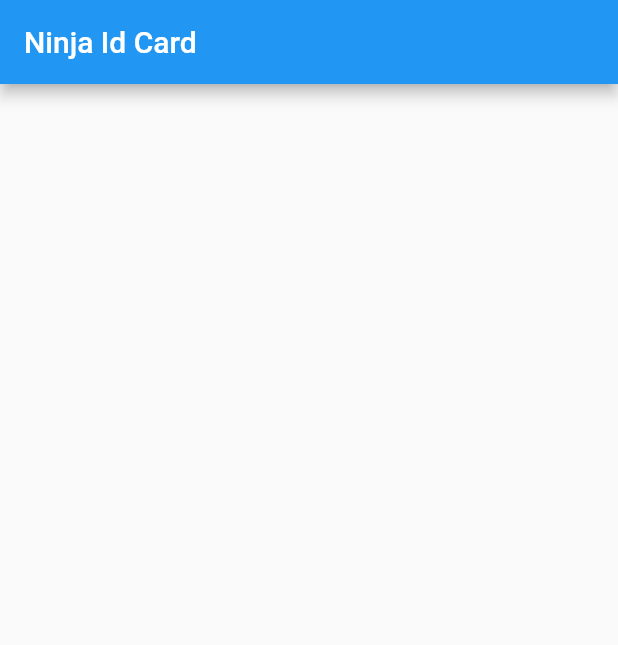
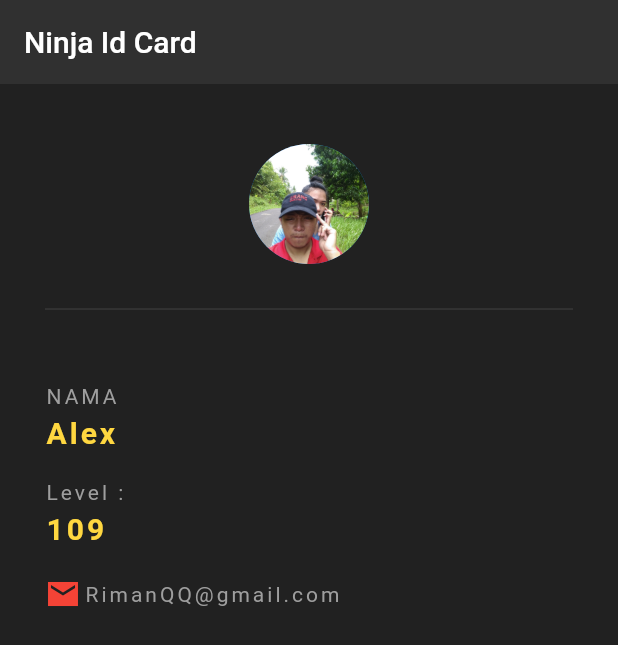
Before and after one commit to alexmystogan/ninjaflutter, a Flutter app: the screen it shows after launch, on a phone screen of 412 x 824 dp. Shown: the top 645 px of the screen. Run offline on Flutter 3.47's test engine with Material 2 defaults, Android fonts, the phone set to English and light mode, and no system bars.

Commit message:
Tampilan Avatar Ninja Dan Profil Level

```diff
--- a/lib/main.dart
+++ b/lib/main.dart
@@ -10,9 +10,89 @@ class NinjaCard extends StatelessWidget {
   @override
   Widget build(BuildContext context) {
     return Scaffold(
+      backgroundColor: Colors.grey[900],
       appBar: AppBar(
         title: Text('Ninja Id Card'),
+        backgroundColor: Colors.grey[850],
+        elevation:0.0,
       ),
+      body: Padding(
+        padding: EdgeInsets.fromLTRB(30.0, 40.0, 30.0, 0.0),
+        child: Column(
+          crossAxisAlignment: CrossAxisAlignment.start,
+          children:<Widget>[
+            Center(
+              child: CircleAvatar(
+          backgroundImage: AssetImage('assets/2.jpg'),
+                radius:40.0,
+
+              ),
+            ),
+            Divider(
+              height: 60.0,
+              color: Colors.grey[800],
+            ),
+            SizedBox(height:20.0),
+            Text(
+              'NAMA',
+            style: TextStyle(
+              color: Colors.grey,
+              letterSpacing: 2.0,
+            ),
+            ),
+           SizedBox(height:5.0),
+
+            Text(
+              'Alex',
+              style: TextStyle(
+                color: Colors.amberAccent,
+                letterSpacing: 2.0,
+                fontSize: 20.0,
+                fontWeight: FontWeight.bold,
+              ),
+            ),
+            SizedBox(height: 20.0),
+            Text(
+              'Level : ',
+              style: TextStyle(
+                color: Colors.grey,
+                letterSpacing: 2.0,
+              ),
+            ),
+            SizedBox(height:5.0),
+
+            Text(
+              '109',
+              style: TextStyle(
+                color: Colors.amberAccent,
+                letterSpacing: 2.0,
+                fontSize: 20.0,
+                fontWeight: FontWeight.bold,
+              ),
+            ),
+            SizedBox(height:20.0),
+            Row(
+              children: <Widget>[
+                Icon(
+                  Icons.email_sharp,
+                  color: Colors.red,
+                ),
+                SizedBox(width:2.0),
+                Text(
+                  'RimanQQ@gmail.com',
+                  style: TextStyle(
+                    color: Colors.grey,
+                    letterSpacing:2.0,
+                  )
+                )
+
+
+
+              ]
+            ),
+          ]
+        )
+      )
     );
   }
 }
--- a/pubspec.yaml
+++ b/pubspec.yaml
@@ -59,9 +59,9 @@ flutter:
   uses-material-design: true
 
   # To add assets to your application, add an assets section, like this:
-  # assets:
-  #   - images/a_dot_burr.jpeg
-  #   - images/a_dot_ham.jpeg
+  assets:
+     - assets/2.jpg
+
 
   # An image asset can refer to one or more resolution-specific "variants", see
   # https://flutter.dev/assets-and-images/#resolution-aware
```
Also changed, not shown: assets/1.jpg (added), assets/2.jpg (added), assets/3.jpg (added), assets/4.jpg (added), 1 other file.
